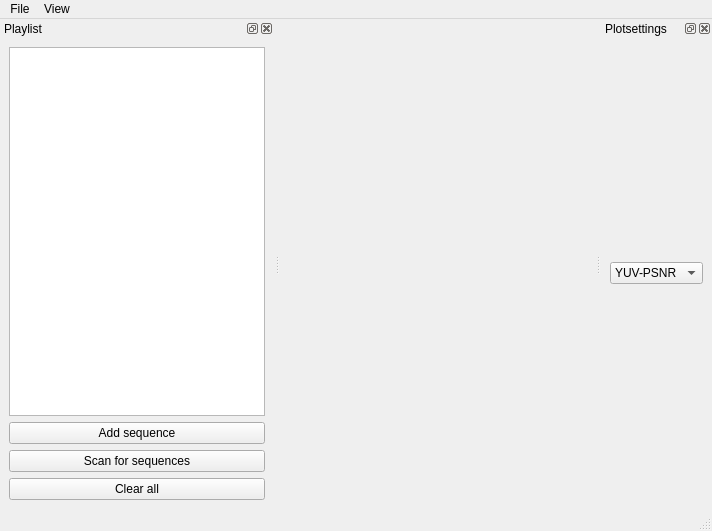
Qt form mainWindow.ui (IENT/RDPlot) before a commit.
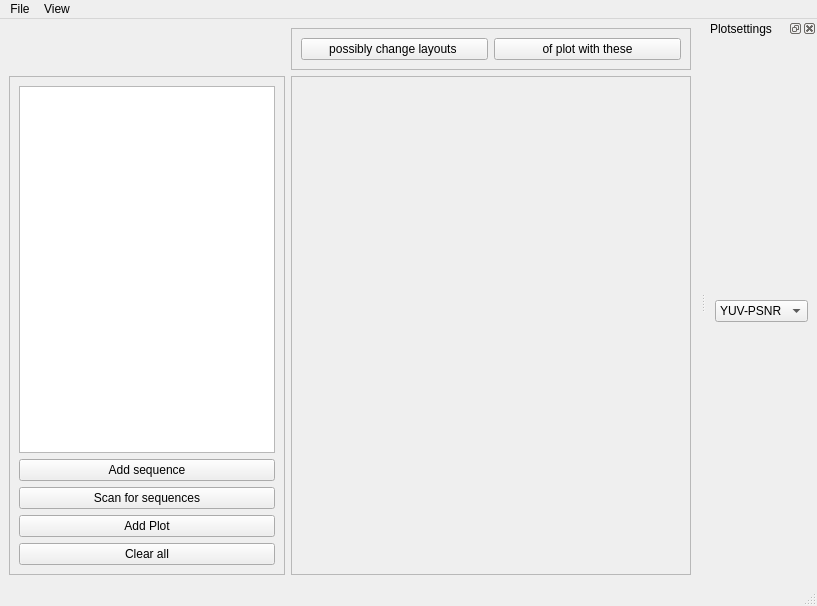
The same form after that commit.

Commit message: first draft of the GUI. Can parse encoder cfg. Display functionalities still missing or broken

```diff
--- a/mainWindow.ui
+++ b/mainWindow.ui
@@ -6,40 +6,30 @@
    <rect>
     <x>0</x>
     <y>0</y>
-    <width>712</width>
-    <height>531</height>
+    <width>817</width>
+    <height>606</height>
    </rect>
   </property>
   <property name="windowTitle">
    <string>RD Plot GUI</string>
   </property>
   <widget class="QWidget" name="centralwidget">
-   <layout class="QHBoxLayout" name="horizontalLayout_2">
-    <item>
-     <widget class="QWidget" name="plotAreaWidget" native="true">
-      <layout class="QVBoxLayout" name="plotAreaVerticalLayout"/>
-     </widget>
-    </item>
-   </layout>
-  </widget>
-  <widget class="QStatusBar" name="statusbar"/>
-  <widget class="QDockWidget" name="sequencesControlDock">
-   <property name="allowedAreas">
-    <set>Qt::LeftDockWidgetArea</set>
-   </property>
-   <property name="windowTitle">
-    <string>Playlist</string>
-   </property>
-   <attribute name="dockWidgetArea">
-    <number>1</number>
-   </attribute>
-   <widget class="QWidget" name="dockWidgetContents">
-    <layout class="QVBoxLayout" name="verticalLayout_2">
-     <item>
+   <layout class="QGridLayout" name="gridLayout_2">
+    <item row="1" column="0">
+     <widget class="QFrame" name="controlFrame">
+      <property name="sizePolicy">
+       <sizepolicy hsizetype="Maximum" vsizetype="Preferred">
+        <horstretch>0</horstretch>
+        <verstretch>0</verstretch>
+       </sizepolicy>
+      </property>
+      <property name="frameShape">
+       <enum>QFrame::StyledPanel</enum>
+      </property>
+      <property name="frameShadow">
+       <enum>QFrame::Raised</enum>
+      </property>
       <layout class="QVBoxLayout" name="verticalLayout">
-       <property name="sizeConstraint">
-        <enum>QLayout::SetMaximumSize</enum>
-       </property>
        <item>
         <widget class="QListWidget" name="sequenceListWidget"/>
        </item>
@@ -57,6 +47,13 @@
          </property>
         </widget>
        </item>
+       <item>
+        <widget class="QPushButton" name="addPlotButton">
+         <property name="text">
+          <string>Add Plot</string>
+         </property>
+        </widget>
+       </item>
        <item>
         <widget class="QPushButton" name="clearAllButton">
          <property name="text">
@@ -65,10 +62,53 @@
         </widget>
        </item>
       </layout>
-     </item>
-    </layout>
-   </widget>
+     </widget>
+    </item>
+    <item row="1" column="1">
+     <widget class="QFrame" name="plotsFrame">
+      <property name="sizePolicy">
+       <sizepolicy hsizetype="Expanding" vsizetype="Expanding">
+        <horstretch>0</horstretch>
+        <verstretch>0</verstretch>
+       </sizepolicy>
+      </property>
+      <property name="frameShape">
+       <enum>QFrame::StyledPanel</enum>
+      </property>
+      <property name="frameShadow">
+       <enum>QFrame::Raised</enum>
+      </property>
+     </widget>
+    </item>
+    <item row="0" column="1">
+     <widget class="QFrame" name="frame_2">
+      <property name="frameShape">
+       <enum>QFrame::StyledPanel</enum>
+      </property>
+      <property name="frameShadow">
+       <enum>QFrame::Raised</enum>
+      </property>
+      <layout class="QHBoxLayout" name="horizontalLayout">
+       <item>
+        <widget class="QPushButton" name="pushButton">
+         <property name="text">
+          <string>possibly change layouts </string>
+         </property>
+        </widget>
+       </item>
+       <item>
+        <widget class="QPushButton" name="pushButton_2">
+         <property name="text">
+          <string>of plot with these</string>
+         </property>
+        </widget>
+       </item>
+      </layout>
+     </widget>
+    </item>
+   </layout>
   </widget>
+  <widget class="QStatusBar" name="statusbar"/>
   <widget class="QDockWidget" name="plotsettings">
    <property name="enabled">
     <bool>true</bool>
@@ -116,7 +156,7 @@
     <rect>
      <x>0</x>
      <y>0</y>
-     <width>712</width>
+     <width>817</width>
      <height>25</height>
     </rect>
    </property>
```
The commit also changes 2 other files.
